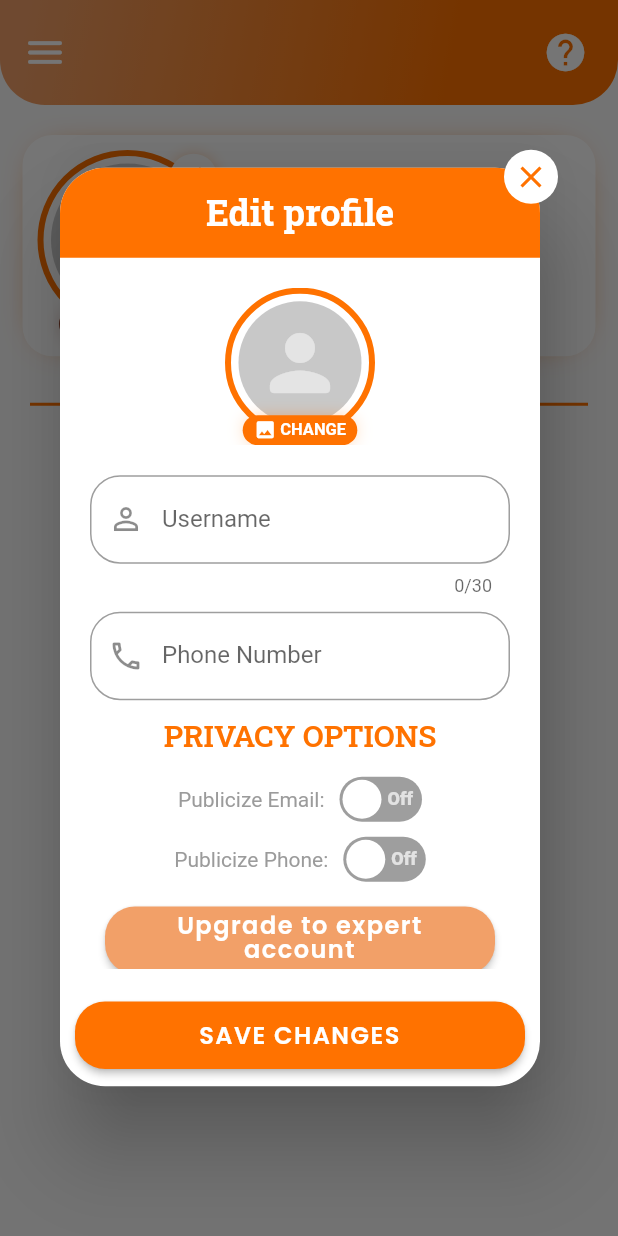
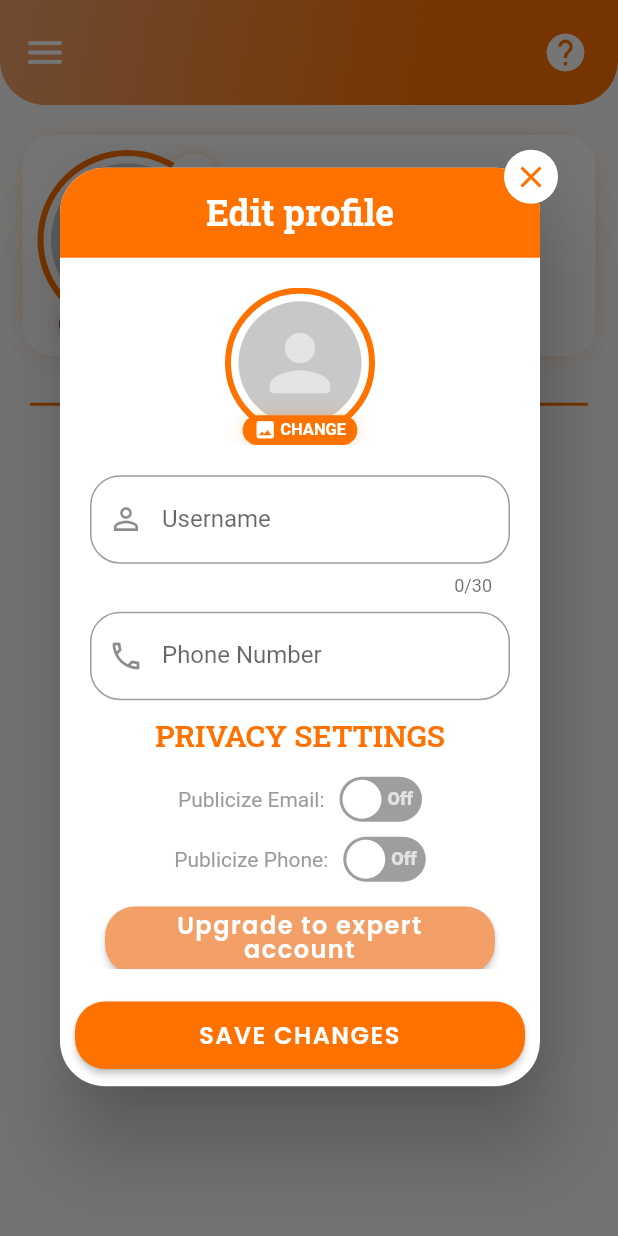
Before and after one commit to erlsthetic/amanu-kp-dictionary, a Flutter app: the ProfileScreen screen opened directly, after a tap on the "edit" icon, on a phone screen of 412 x 824 dp. Run offline on Flutter 3.47's test engine with Material 2 defaults, Android fonts, the phone set to English and light mode, and no system bars; drawn by our look-alikes of flutter_switch; our stand-ins replace audioplayers, auto_size_text, azlistview, camera, cloud_firestore, connectivity_plus and 19 more; missing offline and left inert: audio_waveforms, coast, firebase_app_check, sortedmap, textfield_tags, themed; accounts and stored records are empty; statements that could not run were skipped.

```diff
--- a/lib/screens/profile_screen/profile_screen.dart
+++ b/lib/screens/profile_screen/profile_screen.dart
@@ -695,7 +695,7 @@ class ProfileScreen extends StatelessWidget {
                                                                                                   width: double.infinity,
                                                                                                   alignment: Alignment.center,
                                                                                                   child: Text(
-                                                                                                    "PRIVACY OPTIONS",
+                                                                                                    "PRIVACY SETTINGS",
                                                                                                     style: GoogleFonts.robotoSlab(fontSize: 20, color: primaryOrangeDark, fontWeight: FontWeight.w600),
                                                                                                   )),
                                                                                               SizedBox(
```
